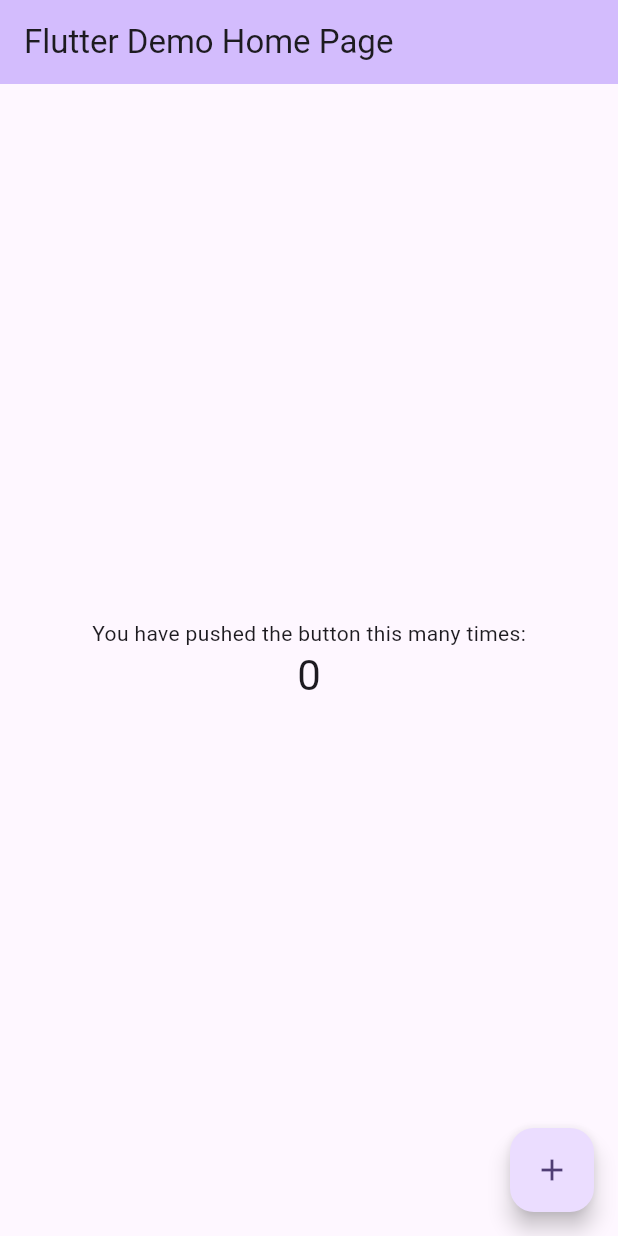
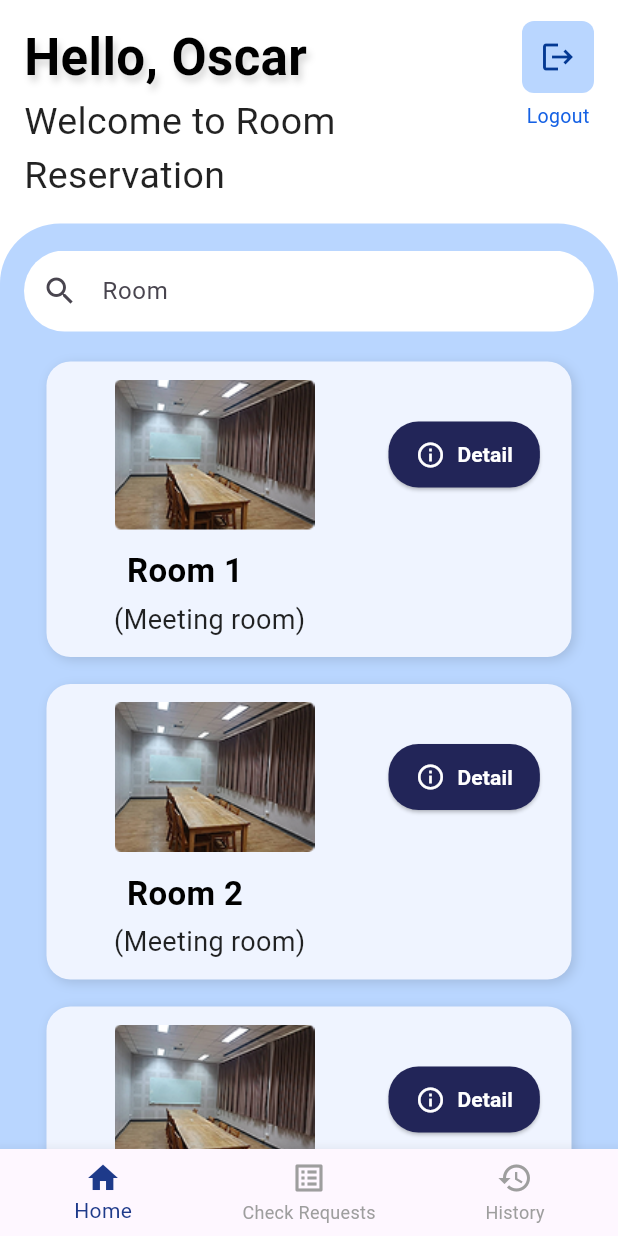
Before and after one commit to 6631501194-cmd/roombooking-frontend, a Flutter app: the screen it shows after launch, on a phone screen of 412 x 824 dp. Run offline on Flutter 3.47's test engine with Material 3 defaults, Android fonts, the phone set to English and light mode, and no system bars.

Commit message:
student browse list

```diff
--- a/lib/main.dart
+++ b/lib/main.dart
@@ -1,122 +1,6 @@
 import 'package:flutter/material.dart';
+import 'package:flutter_application_1/student_BrowseList.dart';
 
 void main() {
-  runApp(const MyApp());
+  runApp(MaterialApp(home: StudentBrowse()));
 }
-
-class MyApp extends StatelessWidget {
-  const MyApp({super.key});
-
-  // This widget is the root of your application.
-  @override
-  Widget build(BuildContext context) {
-    return MaterialApp(
-      title: 'Flutter Demo',
-      theme: ThemeData(
-        // This is the theme of your application.
-        //
-        // TRY THIS: Try running your application with "flutter run". You'll see
-        // the application has a purple toolbar. Then, without quitting the app,
-        // try changing the seedColor in the colorScheme below to Colors.green
-        // and then invoke "hot reload" (save your changes or press the "hot
-        // reload" button in a Flutter-supported IDE, or press "r" if you used
-        // the command line to start the app).
-        //
-        // Notice that the counter didn't reset back to zero; the application
-        // state is not lost during the reload. To reset the state, use hot
-        // restart instead.
-        //
-        // This works for code too, not just values: Most code changes can be
-        // tested with just a hot reload.
-        colorScheme: ColorScheme.fromSeed(seedColor: Colors.deepPurple),
-      ),
-      home: const MyHomePage(title: 'Flutter Demo Home Page'),
-    );
-  }
-}
-
-class MyHomePage extends StatefulWidget {
-  const MyHomePage({super.key, required this.title});
-
-  // This widget is the home page of your application. It is stateful, meaning
-  // that it has a State object (defined below) that contains fields that affect
-  // how it looks.
-
-  // This class is the configuration for the state. It holds the values (in this
-  // case the title) provided by the parent (in this case the App widget) and
-  // used by the build method of the State. Fields in a Widget subclass are
-  // always marked "final".
-
-  final String title;
-
-  @override
-  State<MyHomePage> createState() => _MyHomePageState();
-}
-
-class _MyHomePageState extends State<MyHomePage> {
-  int _counter = 0;
-
-  void _incrementCounter() {
-    setState(() {
-      // This call to setState tells the Flutter framework that something has
-      // changed in this State, which causes it to rerun the build method below
-      // so that the display can reflect the updated values. If we changed
-      // _counter without calling setState(), then the build method would not be
-      // called again, and so nothing would appear to happen.
-      _counter++;
-    });
-  }
-
-  @override
-  Widget build(BuildContext context) {
-    // This method is rerun every time setState is called, for instance as done
-    // by the _incrementCounter method above.
-    //
-    // The Flutter framework has been optimized to make rerunning build methods
-    // fast, so that you can just rebuild anything that needs updating rather
-    // than having to individually change instances of widgets.
-    return Scaffold(
-      appBar: AppBar(
-        // TRY THIS: Try changing the color here to a specific color (to
-        // Colors.amber, perhaps?) and trigger a hot reload to see the AppBar
-        // change color while the other colors stay the same.
-        backgroundColor: Theme.of(context).colorScheme.inversePrimary,
-        // Here we take the value from the MyHomePage object that was created by
-        // the App.build method, and use it to set our appbar title.
-        title: Text(widget.title),
-      ),
-      body: Center(
-        // Center is a layout widget. It takes a single child and positions it
-        // in the middle of the parent.
-        child: Column(
-          // Column is also a layout widget. It takes a list of children and
-          // arranges them vertically. By default, it sizes itself to fit its
-          // children horizontally, and tries to be as tall as its parent.
-          //
-          // Column has various properties to control how it sizes itself and
-          // how it positions its children. Here we use mainAxisAlignment to
-          // center the children vertically; the main axis here is the vertical
-          // axis because Columns are vertical (the cross axis would be
-          // horizontal).
-          //
-          // TRY THIS: Invoke "debug painting" (choose the "Toggle Debug Paint"
-          // action in the IDE, or press "p" in the console), to see the
-          // wireframe for each widget.
-          mainAxisAlignment: MainAxisAlignment.center,
-          children: <Widget>[
-            const Text('You have pushed the button this many times:'),
-            Text(
-              '$_counter',
-              style: Theme.of(context).textTheme.headlineMedium,
-            ),
-          ],
-        ),
-      ),
-      floatingActionButton: FloatingActionButton(
-        onPressed: _incrementCounter,
-        tooltip: 'Increment',
-        child: const Icon(Icons.add),
-      ), // This trailing comma makes auto-formatting nicer for build methods.
-    );
-  }
-}
--- /dev/null
+++ b/lib/student_BrowseList.dart
@@ -0,0 +1,317 @@
+import 'package:flutter/material.dart';
+
+class StudentBrowse extends StatefulWidget {
+  const StudentBrowse({super.key});
+
+  @override
+  State<StudentBrowse> createState() => _StudentBrowseState();
+}
+
+class _StudentBrowseState extends State<StudentBrowse> {
+  int _selectedIndex = 0;
+
+  final List<Map<String, String>> rooms = [
+    {
+      "name": "Room 1",
+      "type": "Meeting room",
+      "image": "assets/images/room1.png",
+    },
+    {
+      "name": "Room 2",
+      "type": "Meeting room",
+      "image": "assets/images/room1.png",
+    },
+    {
+      "name": "Room 3",
+      "type": "Seminar room",
+      "image": "assets/images/room1.png",
+    },
+    {
+      "name": "Room 4",
+      "type": "Study room",
+      "image": "assets/images/room1.png",
+    },
+  ];
+
+  void _onItemTapped(int index) {
+    setState(() {
+      _selectedIndex = index;
+    });
+  }
+
+  @override
+  Widget build(BuildContext context) {
+
+    return Scaffold(
+      backgroundColor: Colors.white,
+
+
+      body: SafeArea(
+        child: Column(
+          children: [
+            // Header (fixed)
+            Padding(
+              padding: const EdgeInsets.symmetric(
+                horizontal: 16.0,
+                vertical: 14,
+              ),
+              child: Row(
+                crossAxisAlignment: CrossAxisAlignment.start,
+                children: [
+                  // Greeting
+                  Expanded(
+                    child: Column(
+                      crossAxisAlignment: CrossAxisAlignment.start,
+                      children: const [
+
+                        Text(
+                          "Hello, Oscar",
+                          style: TextStyle(
+                            fontSize: 34,
+                            fontWeight: FontWeight.bold,
+                            color: Colors.black,
+                            shadows: [
+                              Shadow(
+                                offset: Offset(2, 4),
+                                blurRadius: 6,
+                                color: Color.fromARGB(40, 0, 0, 0),
+                              ),
+                            ],
+                          ),
+                        ),
+
+                        Text(
+                          "Welcome to Room Reservation",
+                          style: TextStyle(
+                            fontSize: 25,
+                            color: Colors.black87,
+                            fontWeight: FontWeight.w400,
+                          ),
+                        ),
+                      ],
+                    ),
+                  ),
+
+                  // Logout (fixed)
+                  Column(
+                    children: [
+                      Container(
+                        decoration: BoxDecoration(
+                          color: const Color(0xFFB9D6FF),
+                          borderRadius: BorderRadius.circular(8),
+                        ),
+                        child: IconButton(
+                          icon: const Icon(
+                            Icons.logout,
+                            color: Color.fromARGB(255, 4, 57, 147),
+                          ),
+                          onPressed: () {},
+                        ),
+                      ),
+                      const SizedBox(height: 6),
+                      const Text(
+                        "Logout",
+                        style: TextStyle(
+                          color: Color.fromARGB(255, 21, 97, 228),
+                          fontSize: 13,
+                        ),
+                      ),
+                    ],
+                  ),
+                ],
+              ),
+            ),
+
+
+            Expanded(
+              child: Container(
+
+                decoration: const BoxDecoration(
+                  color: Color(0xFFB9D6FF),
+                  borderRadius: BorderRadius.only(
+                    topLeft: Radius.circular(40),
+                    topRight: Radius.circular(40),
+                  ),
+                ),
+                child: Padding(
+                  padding: const EdgeInsets.fromLTRB(16, 18, 16, 0),
+                  child: SingleChildScrollView(
+                    child: Column(
+                      crossAxisAlignment: CrossAxisAlignment.start,
+                      children: [
+                        // Search bar
+                        Container(
+                          decoration: BoxDecoration(
+                            color: Colors.white,
+                            borderRadius: BorderRadius.circular(30),
+                          ),
+                          child: const TextField(
+                            decoration: InputDecoration(
+                              prefixIcon: Icon(Icons.search),
+                              hintText: 'Room',
+                              border: InputBorder.none,
+                              contentPadding: EdgeInsets.symmetric(
+                                vertical: 15,
+                              ),
+                            ),
+                          ),
+                        ),
+
+                        const SizedBox(height: 20),
+
+                        // Room list
+                        Center(
+                          child: Column(
+                            children: rooms.map((room) {
+                              return Container(
+                                width: 350,
+
+                                padding: const EdgeInsets.all(12),
+                                margin: const EdgeInsets.only(bottom: 18),
+                                decoration: BoxDecoration(
+                                  color: const Color(0xFFEFF4FF),
+                                  borderRadius: BorderRadius.circular(16),
+                                  boxShadow: [
+                                    BoxShadow(
+                                      color: Colors.black12,
+                                      blurRadius: 6,
+                                      offset: const Offset(2, 2),
+                                    ),
+                                  ],
+                                ),
+                                child: Column(
+                                  crossAxisAlignment: CrossAxisAlignment.start,
+                                  children: [
+                                    Row(
+                                      crossAxisAlignment:
+                                          CrossAxisAlignment.center,
+                                      children: [
+                                        // Room Image
+                                        ClipRRect(
+                                          borderRadius: BorderRadius.circular(
+                                            8,
+                                          ),
+                                          child: Image.asset(
+                                            room["image"]!,
+                                            width: 200,
+                                            height: 100,
+                                            fit: BoxFit.contain,
+                                            errorBuilder:
+                                                (context, error, stackTrace) {
+                                                  return Container(
+                                                    width: 140,
+                                                    height: 100,
+                                                    color: Colors.grey[300],
+                                                    child: const Icon(
+                                                      Icons.image_not_supported,
+                                                      color: Colors.grey,
+                                                      size: 30,
+                                                    ),
+                                                  );
+                                                },
+                                          ),
+                                        ),
+                                        const SizedBox(width: 16),
+
+                                        // Detail button aligned to right
+                                        Align(
+                                          alignment: Alignment.centerRight,
+                                          child: ElevatedButton.icon(
+                                            onPressed: () {},
+                                            icon: const Icon(
+                                              Icons.info_outline,
+                                              size: 20,
+                                              color: Colors.white,
+                                            ),
+                                            label: const Text(
+                                              "Detail",
+                                              style: TextStyle(
+                                                fontSize: 14,
+                                                fontWeight: FontWeight.bold,
+                                                color: Colors.white,
+                                              ),
+                                            ),
+
+                                            style: ElevatedButton.styleFrom(
+                                              backgroundColor: const Color(
+                                                0xFF222558,
+                                              ),
+
+                                              foregroundColor: Colors.white,
+                                              padding:
+                                                  const EdgeInsets.symmetric(
+                                                    horizontal: 18,
+                                                    vertical: 12,
+                                                  ),
+                                              shape: RoundedRectangleBorder(
+                                                borderRadius:
+                                                    BorderRadius.circular(20),
+                                              ),
+                                            ),
+                                          ),
+                                        ),
+                                      ],
+                                    ),
+                                    const SizedBox(height: 12),
+
+
+                                    Column(
+                                      crossAxisAlignment:
+                                          CrossAxisAlignment.center,
+
+                                      children: [
+                                        Text(
+
+                                          room["name"]!,
+                                          style: const TextStyle(
+                                            fontSize: 22,
+                                            fontWeight: FontWeight.bold,
+                                            color: Colors.black,
+                                          ),
+                                        ),
+                                        const SizedBox(height: 4),
+                                        Text(
+                                          "       (${room["type"]!})",
+                                          style: const TextStyle(
+                                            fontSize: 18,
+                                            color: Colors.black87,
+                                          ),
+                                        ),
+                                      ],
+                                    ),
+                                  ],
+                                ),
+                              );
+                            }).toList(),
+                          ),
+                        ),
+
+                        const SizedBox(height: 24),
+                      ],
+                    ),
+                  ),
+                ),
+              ),
+            ),
+          ],
+        ),
+      ),
+
+
+      bottomNavigationBar: BottomNavigationBar(
+        currentIndex: _selectedIndex,
+        selectedItemColor: const Color(0xFF1E3A8A),
+        unselectedItemColor: Colors.grey,
+        onTap: _onItemTapped,
+        items: const [
+          BottomNavigationBarItem(icon: Icon(Icons.home), label: "Home"),
+          BottomNavigationBarItem(
+            icon: Icon(Icons.list_alt),
+            label: "Check Requests",
+          ),
+          BottomNavigationBarItem(icon: Icon(Icons.history), label: "History"),
+        ],
+      ),
+    );
+  }
+}
--- a/pubspec.yaml
+++ b/pubspec.yaml
@@ -58,8 +58,8 @@ flutter:
   uses-material-design: true
 
   # To add assets to your application, add an assets section, like this:
-  # assets:
-  #   - images/a_dot_burr.jpeg
+  assets:
+    - assets/images/
   #   - images/a_dot_ham.jpeg
 
   # An image asset can refer to one or more resolution-specific "variants", see
```
Also changed, not shown: assets/images/room1.png (added).
